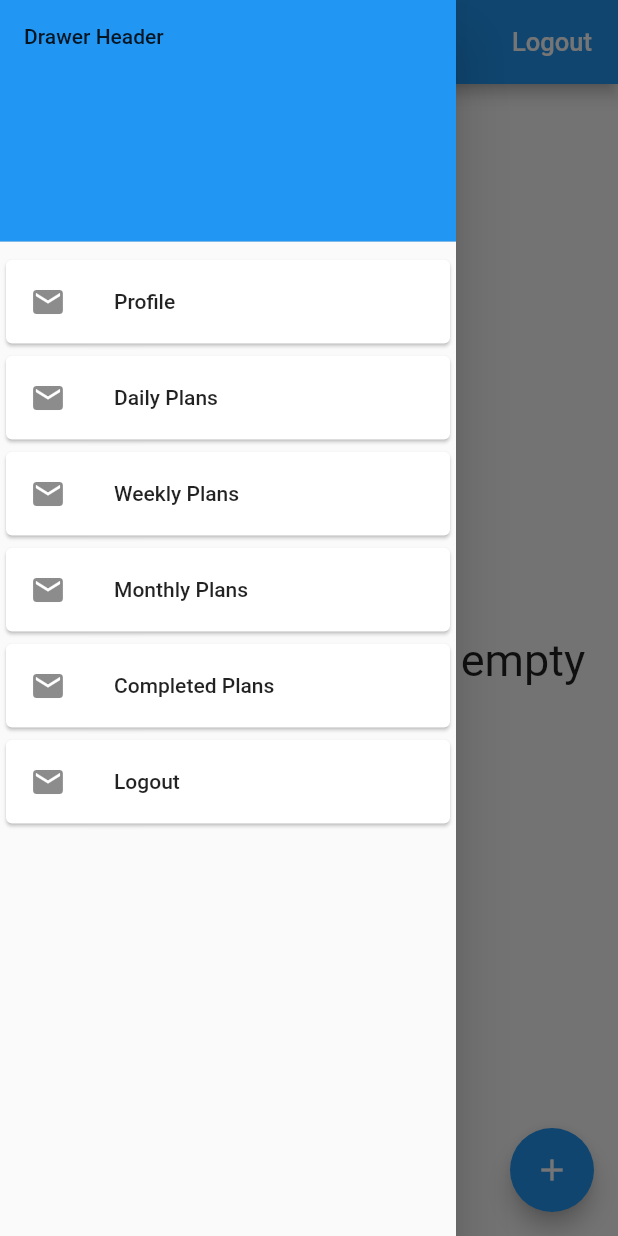
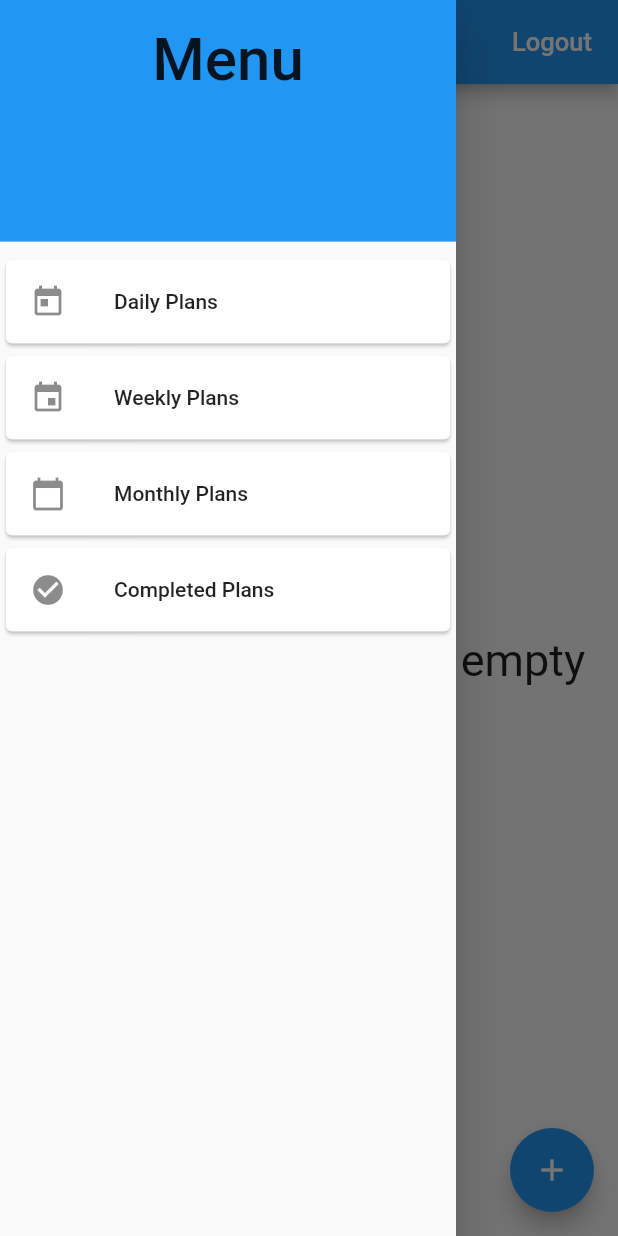
Before and after one commit to mervebasak/piton_todo_task, a Flutter app: the HomePage screen opened directly, with the side drawer open, on a phone screen of 412 x 824 dp. Run offline on Flutter 3.47's test engine with Material 2 defaults, Android fonts, the phone set to English and light mode, and no system bars; our stand-ins replace datetime_picker_formfield, firebase_auth, firebase_database; missing offline and left inert: grouped_buttons; accounts and stored records are empty.

Commit message:
menu icons added

```diff
--- a/lib/pages/homepage.dart
+++ b/lib/pages/homepage.dart
@@ -176,7 +176,7 @@ class _HomePageState extends State<HomePage> {
   Widget build(BuildContext context) {
     return new Scaffold(
         appBar: new AppBar(
-          title: new Text('Flutter login demo'),
+          title: new Text('Home Page '),
           actions: <Widget>[
             new FlatButton(
                 child: new Text('Logout',
@@ -191,24 +191,18 @@ class _HomePageState extends State<HomePage> {
             padding: EdgeInsets.zero,
             children: <Widget>[
               DrawerHeader(
-                child: Text('Drawer Header'),
+                child: Text('Menu', style: TextStyle(fontSize: 40.0), textAlign: TextAlign.center,
+                ),
+
                 decoration: BoxDecoration(
                   color: Colors.blue,
                 ),
               ),
-              Card(
-                child: ListTile(
-                  title: Text('Profile'),
-                  leading: const Icon(Icons.email),
-                  onTap: () {
-                    Navigator.pop(context);
-                  },
-                ),
-              ),
+
               Card(
                 child: ListTile(
                   title: Text('Daily Plans'),
-                  leading: const Icon(Icons.email),
+                  leading: const Icon(Icons.today),
                   onTap: () {
                     Navigator.pop(context);
                   },
@@ -217,7 +211,7 @@ class _HomePageState extends State<HomePage> {
               Card(
                 child: ListTile(
                   title: Text('Weekly Plans'),
-                  leading: const Icon(Icons.email),
+                  leading: const Icon(Icons.insert_invitation),
                   onTap: () {
                     // Update the state of the app
                     // ...
@@ -229,7 +223,7 @@ class _HomePageState extends State<HomePage> {
               Card(
                 child: ListTile(
                   title: Text('Monthly Plans'),
-                  leading: const Icon(Icons.email),
+                  leading: const Icon(Icons.calendar_today),
                   onTap: () {
                     // Update the state of the app
                     // ...
@@ -241,7 +235,7 @@ class _HomePageState extends State<HomePage> {
               Card(
                 child: ListTile(
                   title: Text('Completed Plans'),
-                  leading: const Icon(Icons.email),
+                  leading: const Icon(Icons.check_circle),
                   onTap: () {
                     // Update the state of the app
                     // ...
@@ -250,18 +244,7 @@ class _HomePageState extends State<HomePage> {
                   },
                 ),
               ),
-              Card(
-                child: ListTile(
-                  title: Text('Logout'),
-                  leading: const Icon(Icons.email),
-                  onTap: () {
-                    // Update the state of the app
-                    // ...
-                    // Then close the drawer
-                    Navigator.pop(context);
-                  },
-                ),
-              ),
+
 
             ],
           ),
```
